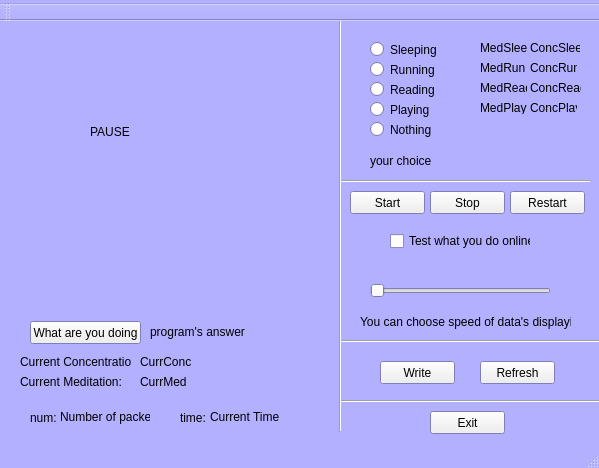
First picture: the form in Graphic/mainwindow.ui, repository OSLL/edu-mindwave-diary, before the edit.
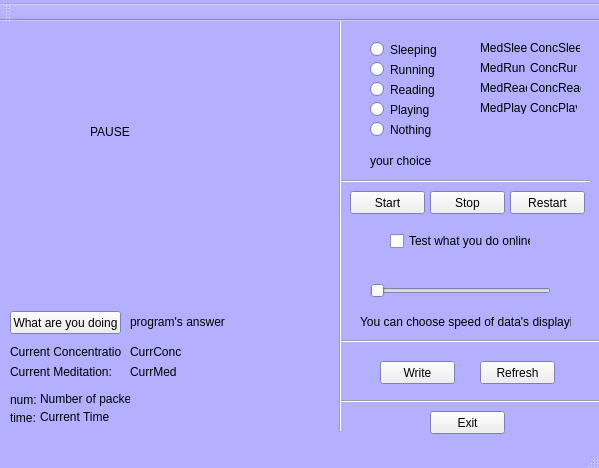
Second picture: the form after the edit. Custom widgets are drawn as their Qt base class.

The edit to the form file:
```diff
--- a/Graphic/mainwindow.ui
+++ b/Graphic/mainwindow.ui
@@ -155,8 +155,8 @@
    <widget class="QLabel" name="label">
     <property name="geometry">
      <rect>
-      <x>60</x>
-      <y>388</y>
+      <x>40</x>
+      <y>370</y>
       <width>90</width>
       <height>16</height>
      </rect>
@@ -194,7 +194,7 @@
    <widget class="QLabel" name="label_3">
     <property name="geometry">
      <rect>
-      <x>210</x>
+      <x>40</x>
       <y>388</y>
       <width>71</width>
       <height>16</height>
@@ -402,8 +402,8 @@
    <widget class="QLabel" name="label_9">
     <property name="geometry">
      <rect>
-      <x>150</x>
-      <y>300</y>
+      <x>130</x>
+      <y>290</y>
       <width>161</width>
       <height>21</height>
      </rect>
@@ -415,8 +415,8 @@
    <widget class="QPushButton" name="buttonAnswer">
     <property name="geometry">
      <rect>
-      <x>30</x>
-      <y>300</y>
+      <x>10</x>
+      <y>290</y>
       <width>111</width>
       <height>23</height>
      </rect>
@@ -428,8 +428,8 @@
    <widget class="QLabel" name="label_10">
     <property name="geometry">
      <rect>
-      <x>20</x>
-      <y>330</y>
+      <x>10</x>
+      <y>320</y>
       <width>111</width>
       <height>21</height>
      </rect>
@@ -454,7 +454,7 @@
    <widget class="QLabel" name="label_11">
     <property name="geometry">
      <rect>
-      <x>180</x>
+      <x>10</x>
       <y>390</y>
       <width>31</width>
       <height>13</height>
@@ -467,8 +467,8 @@
    <widget class="QLabel" name="label_12">
     <property name="geometry">
      <rect>
-      <x>30</x>
-      <y>390</y>
+      <x>10</x>
+      <y>372</y>
       <width>47</width>
       <height>13</height>
      </rect>
@@ -558,8 +558,8 @@
    <widget class="QLabel" name="LabelCurrConc">
     <property name="geometry">
      <rect>
-      <x>140</x>
-      <y>330</y>
+      <x>130</x>
+      <y>320</y>
       <width>51</width>
       <height>21</height>
      </rect>
@@ -571,8 +571,8 @@
    <widget class="QLabel" name="label_18">
     <property name="geometry">
      <rect>
-      <x>20</x>
-      <y>350</y>
+      <x>10</x>
+      <y>340</y>
       <width>111</width>
       <height>21</height>
      </rect>
@@ -584,8 +584,8 @@
    <widget class="QLabel" name="LabelCurrMed">
     <property name="geometry">
      <rect>
-      <x>140</x>
-      <y>350</y>
+      <x>130</x>
+      <y>340</y>
       <width>51</width>
       <height>21</height>
      </rect>
```
Left out of the diff: 2 changed lines with no effect on the pictures.
